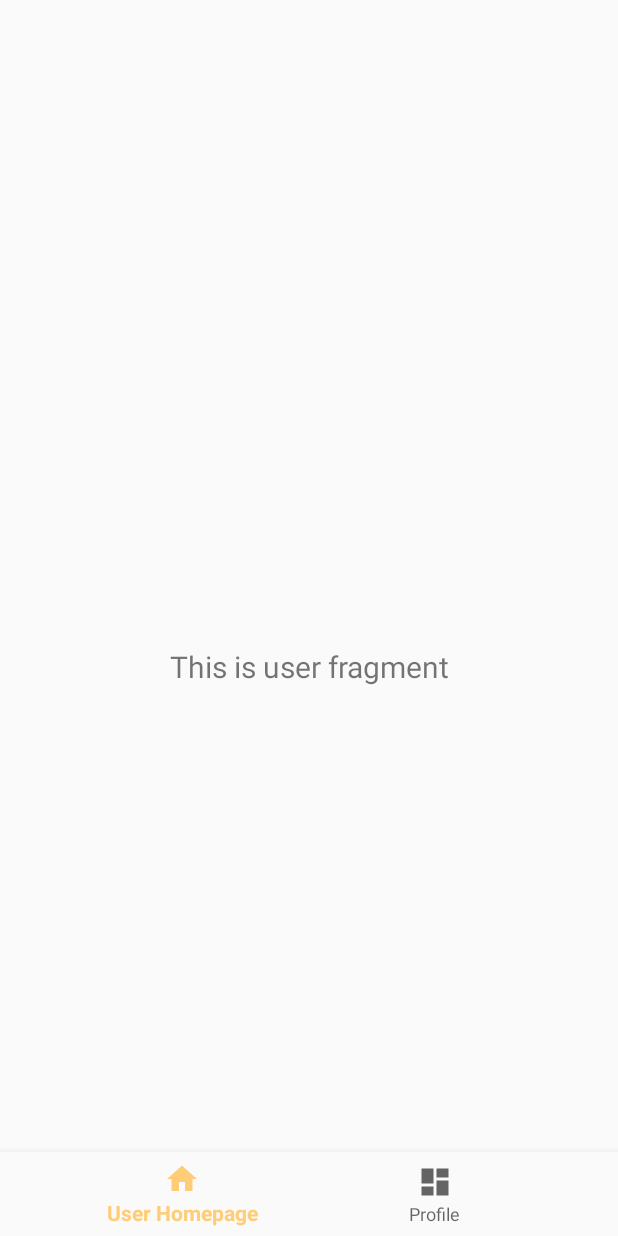
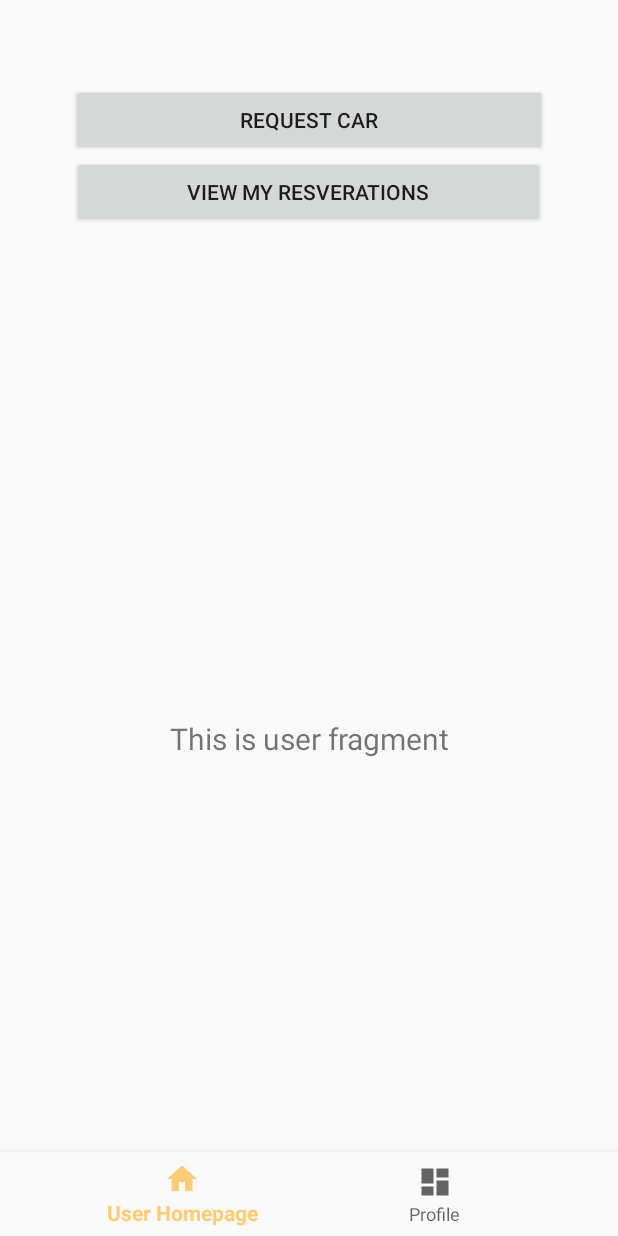
Before and after one commit to Astroleander/uta-assignment-project-team-4, an Android app: the UserActivity screen opened directly, with no data from a screen before it, on a phone screen of 412 x 824 dp. Run offline under Robolectric (Android 15) with nearby library versions, the phone set to English and light mode, and no system bars; our stand-ins replace navigation-ui.

Commit message:
add_buttons

```diff
--- a/project_new/app/src/main/res/layout/activity_user.xml
+++ b/project_new/app/src/main/res/layout/activity_user.xml
@@ -1,11 +1,41 @@
 <?xml version="1.0" encoding="utf-8"?>
 <androidx.constraintlayout.widget.ConstraintLayout xmlns:android="http://schemas.android.com/apk/res/android"
     xmlns:app="http://schemas.android.com/apk/res-auto"
+    xmlns:tools="http://schemas.android.com/tools"
     android:id="@+id/container"
     android:layout_width="match_parent"
     android:layout_height="match_parent"
     android:paddingTop="?attr/actionBarSize">
 
+    <LinearLayout
+        android:id="@+id/linearLayout"
+        android:layout_width="match_parent"
+        android:layout_height="match_parent"
+        android:orientation="vertical"
+        tools:layout_editor_absoluteY="56dp">
+
+        <Button
+            android:id="@+id/Request_Car_user"
+            android:layout_width="317dp"
+            android:layout_height="wrap_content"
+            android:layout_gravity="center"
+            android:text="Request Car" />
+
+        <Button
+            android:id="@+id/View_My_Resverations_user"
+            android:layout_width="315dp"
+            android:layout_height="wrap_content"
+            android:layout_gravity="center"
+            android:text="View My Resverations" />
+
+        <fragment
+            android:id="@+id/nav_host_fragment"
+            android:name="androidx.navigation.fragment.NavHostFragment"
+            android:layout_width="match_parent"
+            android:layout_height="match_parent"
+            app:defaultNavHost="true"
+            app:navGraph="@navigation/user_navigation" />
+    </LinearLayout>
     <com.google.android.material.bottomnavigation.BottomNavigationView
         android:id="@+id/nav_view"
         android:layout_width="0dp"
@@ -18,16 +48,4 @@
         app:layout_constraintRight_toRightOf="parent"
         app:menu="@menu/user_nav_menu" />
 
-    <fragment
-        android:id="@+id/nav_host_fragment"
-        android:name="androidx.navigation.fragment.NavHostFragment"
-        android:layout_width="match_parent"
-        android:layout_height="match_parent"
-        app:defaultNavHost="true"
-        app:layout_constraintBottom_toTopOf="@id/nav_view"
-        app:layout_constraintLeft_toLeftOf="parent"
-        app:layout_constraintRight_toRightOf="parent"
-        app:layout_constraintTop_toTopOf="parent"
-        app:navGraph="@navigation/user_navigation" />
-
 </androidx.constraintlayout.widget.ConstraintLayout>
```
Also changed, not shown: project_new/app/src/main/res/layout/activity_admin.xml (+13 -1 lines), project_new/app/src/main/res/layout/activity_manager.xml (+26 -0 lines).
